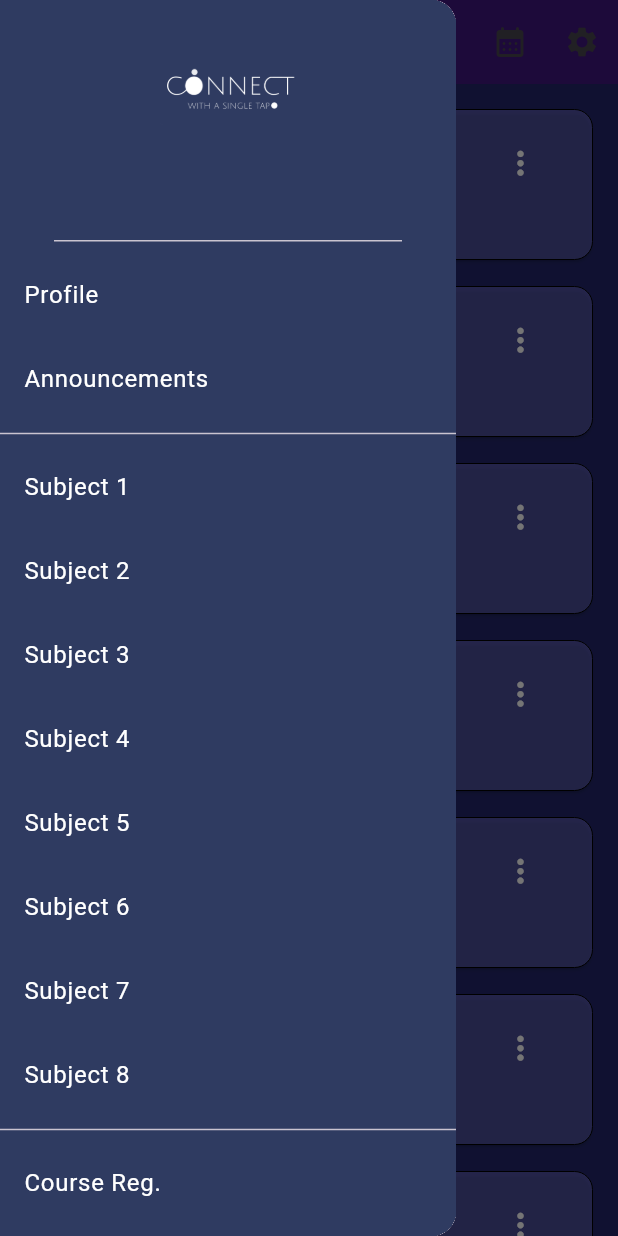
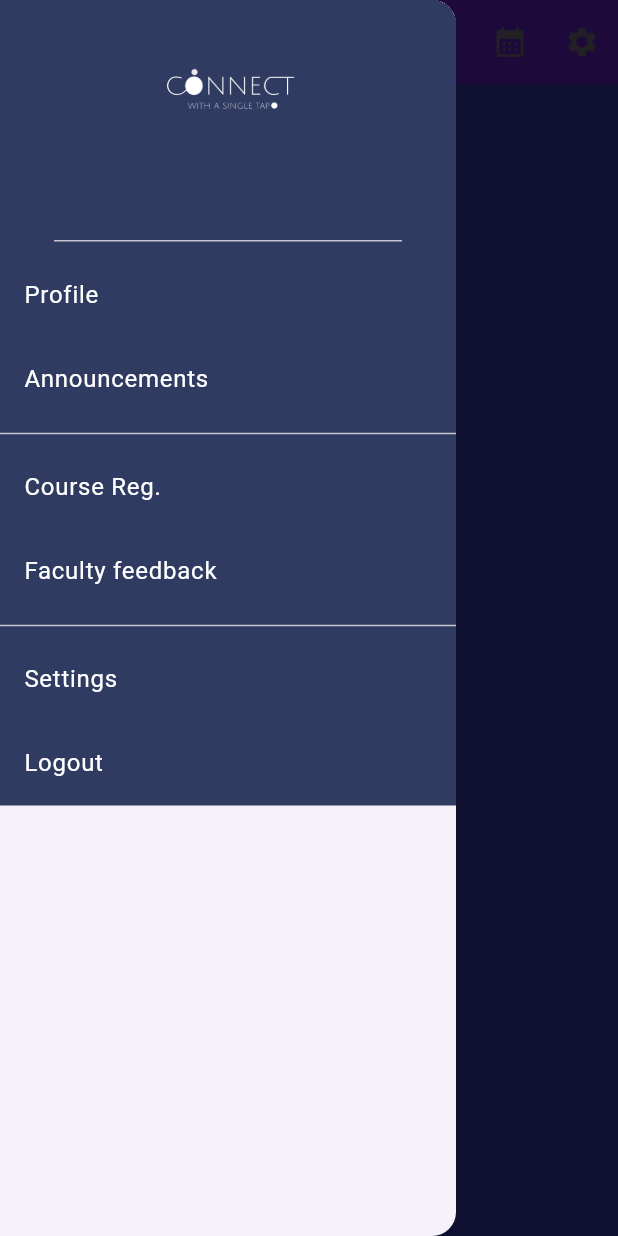
Before and after one commit to shahjash1634/404-TNF, a Flutter app: the HomePage screen opened directly, with the side drawer open, on a phone screen of 412 x 824 dp. Run offline on Flutter 3.47's test engine with Material 3 defaults, Android fonts, the phone set to English and light mode, and no system bars; our stand-ins replace cloud_firestore, firebase_auth, firebase_core, percent_indicator, shared_preferences; accounts and stored records are empty.

Commit message:
Home page changes

```diff
--- a/connect/lib/pages/home_page.dart
+++ b/connect/lib/pages/home_page.dart
@@ -1,3 +1,4 @@
+import 'package:cloud_firestore/cloud_firestore.dart';
 import 'package:connect/pages/login_page.dart';
 import 'package:connect/pages/profile_page.dart';
 import 'package:connect/services/auth_service.dart';
@@ -12,19 +13,13 @@ class HomePage extends StatefulWidget {
 class _HomePageState extends State<HomePage> {
   AuthService authService = AuthService();
   Color myColor = const Color(0xFF2f3b61);
+  final _studentStream = FirebaseFirestore.instance
+      .collection("Branch")
+      .doc("IT")
+      .collection("sem3")
+      .snapshots();
 
-  Future<void> _launchURL(String url) async {
-    /*final Uri url = Uri.parse('172.18.116.11');
-    if (!await launchUrl(url)) {
-      throw Exception(
-          'Could not launch ,please ensure college wifi connection');
-    }
-    if (await canLaunch(url)) {
-      await launch(url);
-    } else {
-      throw 'Could not launch $url';
-    }*/
-  }
+  Future<void> _launchURL(String url) async {}
 
   @override
   Widget build(BuildContext context) {
@@ -78,87 +73,6 @@ class _HomePageState extends State<HomePage> {
                   onTap: () {
                     Navigator.pop(context);
                   },
-                ),
-                const Divider(),
-                Container(
-                  color: myColor,
-                  child: ListTile(
-                    title: const Text('Subject 1',
-                        style: TextStyle(color: Colors.white)),
-                    onTap: () {
-                      Navigator.pop(context);
-                    },
-                  ),
-                ),
-                Container(
-                  color: myColor,
-                  child: ListTile(
-                    title: const Text('Subject 2',
-                        style: TextStyle(color: Colors.white)),
-                    onTap: () {
-                      Navigator.pop(context);
-                    },
-                  ),
-                ),
-                Container(
-                  color: myColor,
-                  child: ListTile(
-                    title: const Text('Subject 3',
-                        style: TextStyle(color: Colors.white)),
-                    onTap: () {
-                      Navigator.pop(context);
-                    },
-                  ),
-                ),
-                Container(
-                  color: myColor,
-                  child: ListTile(
-                    title: const Text('Subject 4',
-                        style: TextStyle(color: Colors.white)),
-                    onTap: () {
-                      Navigator.pop(context);
-                    },
-                  ),
-                ),
-                Container(
-                  color: myColor,
-                  child: ListTile(
-                    title: const Text('Subject 5',
-                        style: TextStyle(color: Colors.white)),
-                    onTap: () {
-                      Navigator.pop(context);
-                    },
-                  ),
-                ),
-                Container(
-                  color: myColor,
-                  child: ListTile(
-                    title: const Text('Subject 6',
-                        style: TextStyle(color: Colors.white)),
-                    onTap: () {
-                      Navigator.pop(context);
-                    },
-                  ),
-                ),
-                Container(
-                  color: myColor,
-                  child: ListTile(
-                    title: const Text('Subject 7',
-                        style: TextStyle(color: Colors.white)),
-                    onTap: () {
-                      Navigator.pop(context);
-                    },
-                  ),
-                ),
-                Container(
-                  color: myColor,
-                  child: ListTile(
-                    title: const Text('Subject 8',
-                        style: TextStyle(color: Colors.white)),
-                    onTap: () {
-                      Navigator.pop(context);
-                    },
-                  ),
                 ),
                 const Divider(),
                 ListTile(
@@ -238,12 +152,28 @@ class _HomePageState extends State<HomePage> {
             ),
           ),
         )),
-        body: ListView.builder(
-          padding: const EdgeInsets.all(8),
-          itemCount: 10,
-          itemBuilder: (context, index) {
-            return const SubjectWidget();
-          },
-        ));
+        body: StreamBuilder<QuerySnapshot>(
+            stream: _studentStream,
+            builder: (context, snapshot) {
+              if (snapshot.hasError) {
+                return Text("Connection error");
+              } else if (snapshot.connectionState == ConnectionState.waiting) {
+                return Center(
+                  child: CircularProgressIndicator(),
+                );
+              }
+              var docs = snapshot.data!.docs;
+
+              return ListView.builder(
+                padding: const EdgeInsets.all(8),
+                itemCount: docs.length,
+                itemBuilder: (context, index) {
+                  String documentId = docs[index].id;
+                  return SubjectWidget(
+                    documentId: documentId,
+                  );
+                },
+              );
+            }));
   }
 }
--- a/connect/lib/widgets/subject_widget.dart
+++ b/connect/lib/widgets/subject_widget.dart
@@ -2,7 +2,9 @@ import 'package:connect/pages/subject_page.dart';
 import 'package:flutter/material.dart';
 
 class SubjectWidget extends StatelessWidget {
-  const SubjectWidget({super.key});
+   final String documentId;
+
+  const SubjectWidget({Key? key, required this.documentId}) : super(key: key);
 
   @override
   Widget build(BuildContext context) {
@@ -20,8 +22,7 @@ class SubjectWidget extends StatelessWidget {
               backgroundImage: AssetImage("assets/images/1.png"),
               radius: 25,
             ),
-            title: const Text(
-              "Subject",
+            title:  Text(documentId,
               style: TextStyle(fontSize: 22, color: Colors.white),
             ),
             subtitle: const Text(
--- a/connect/pubspec.yaml
+++ b/connect/pubspec.yaml
@@ -32,6 +32,7 @@ dependencies:
   cupertino_icons: ^1.0.2
   firebase_auth: ^4.16.0
   firebase_core: ^2.24.2
+  percent_indicator: ^4.2.3
   flutter:
     sdk: flutter
   shared_preferences: ^2.2.2
```
Also changed, not shown: connect/lib/pages/subject_page.dart (+88 -3 lines), connect/pubspec.lock.
